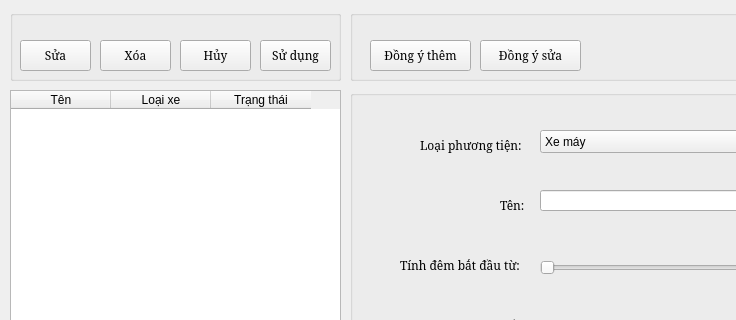
First picture: the form in Day.ui, repository tuyen1601/manager_app, before the edit; both pictures show x 0 to 736 and y 0 to 320 of the 913 by 711 pixel window.
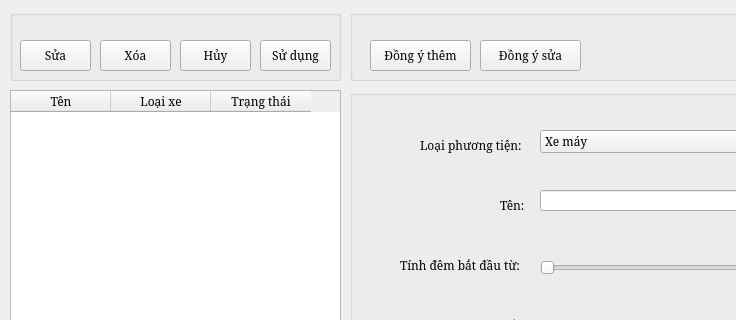
Second picture: the form after the edit. Icons and pictures are not drawn.

```diff
--- a/Day.ui
+++ b/Day.ui
@@ -10,6 +10,11 @@
     <height>711</height>
    </rect>
   </property>
+  <property name="font">
+   <font>
+    <family>Serif</family>
+   </font>
+  </property>
   <property name="windowTitle">
    <string/>
   </property>
```
Left out of the diff: 4 changed lines with no effect on the pictures.
